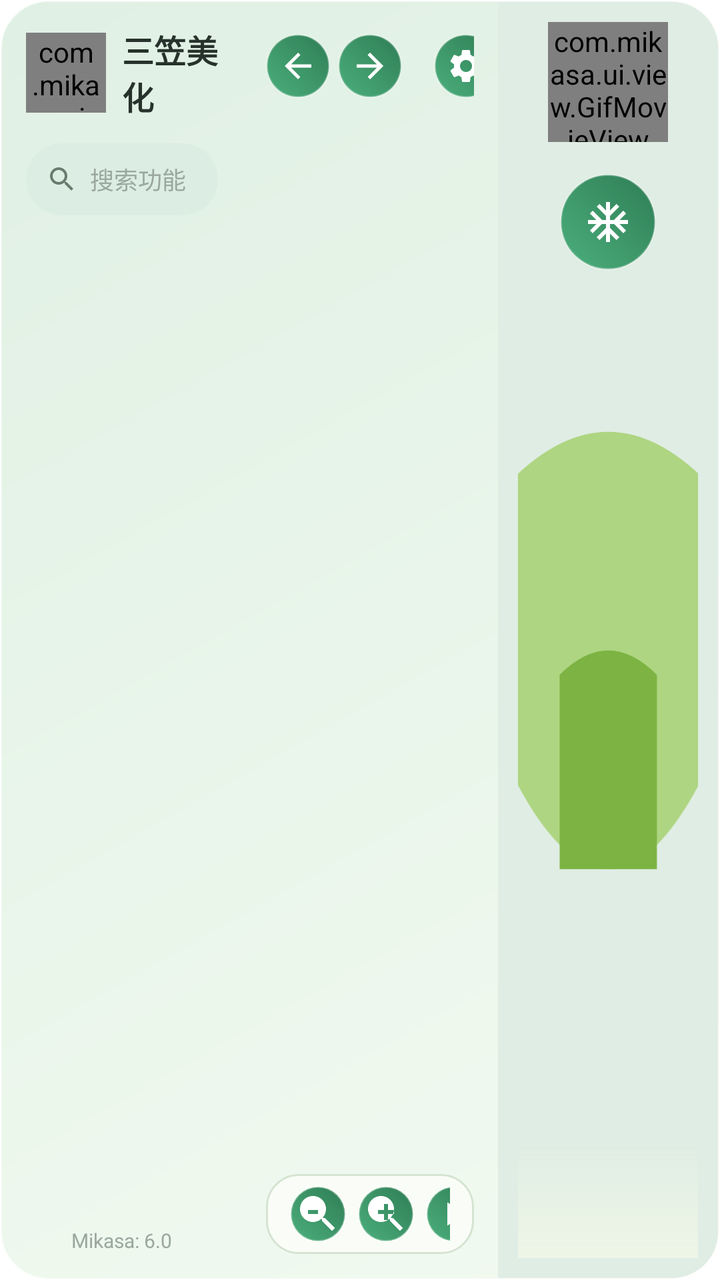
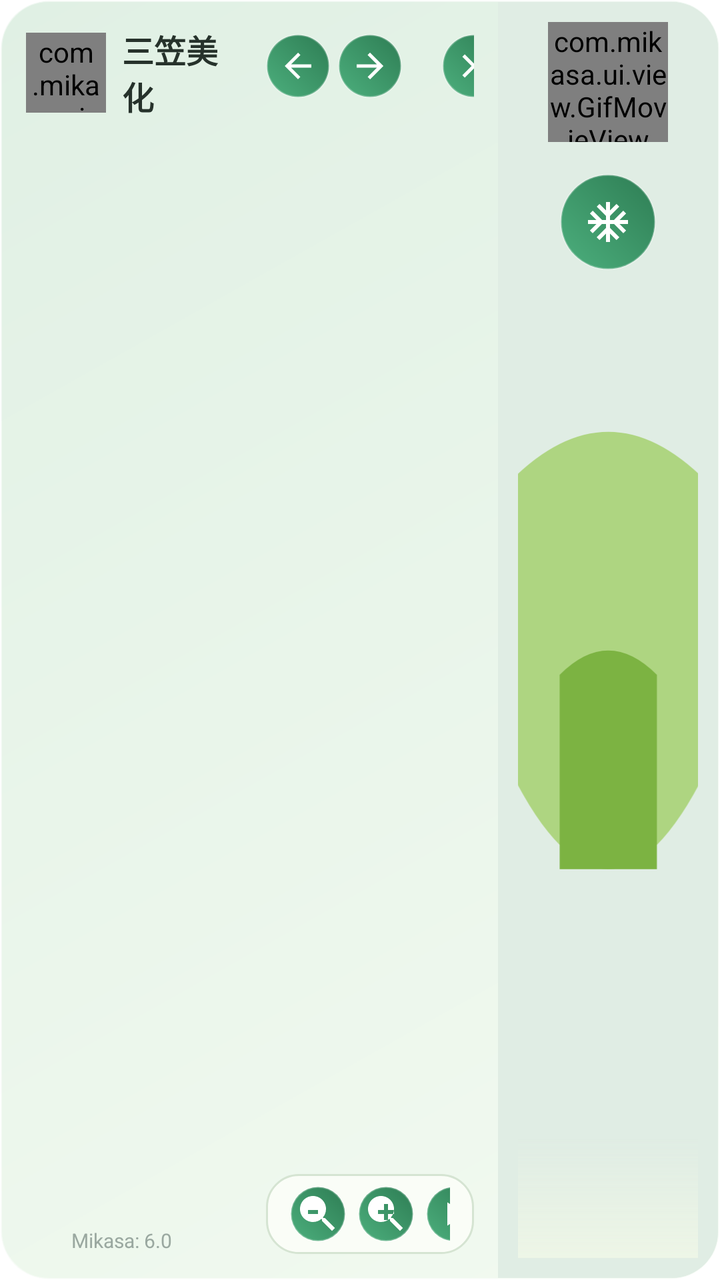

Compare the two renders of this Android layout. The source of the first and the diff that turns it into the second are given below.
<!-- AndroidManifest.xml: application theme Theme.MaterialComponents.DayNight.NoActionBar -->
<!-- res/layout/view_floating_panel.xml -->
<?xml version="1.0" encoding="utf-8"?>
<LinearLayout xmlns:android="http://schemas.android.com/apk/res/android"
    android:id="@+id/root_container"
    android:layout_width="700dp"
    android:layout_height="420dp"
    android:background="@drawable/bg_floating_window"
    android:clipToOutline="true"
    android:animateLayoutChanges="true"
    android:elevation="8dp"
    android:orientation="horizontal"
    android:padding="1dp">

    
    <LinearLayout
        android:layout_width="120dp"
        android:layout_height="match_parent"
        android:orientation="vertical"
        android:padding="12dp">

        
        <LinearLayout
            android:layout_width="match_parent"
            android:layout_height="wrap_content"
            android:gravity="center_vertical"
            android:orientation="horizontal">

            <com.mikasa.ui.view.CircleImageView
                android:id="@+id/iv_header_avatar"
                android:layout_width="40dp"
                android:layout_height="40dp"
                android:src="@drawable/ic_placeholder_character" />

            <TextView
                android:id="@+id/tv_title"
                android:layout_width="wrap_content"
                android:layout_height="wrap_content"
                android:layout_marginStart="8dp"
                android:text="@string/title"
                android:textColor="@color/text_primary"
                android:textSize="16sp"
                android:textStyle="bold" />
        </LinearLayout>

        
        <LinearLayout
            android:layout_width="match_parent"
            android:layout_height="36dp"
            android:layout_marginTop="12dp"
            android:background="@drawable/bg_search"
            android:gravity="center_vertical"
            android:orientation="horizontal"
            android:paddingHorizontal="10dp">

            <ImageView
                android:layout_width="16dp"
                android:layout_height="16dp"
                android:src="@drawable/ic_search" />

            <EditText
                android:id="@+id/et_search"
                android:layout_width="match_parent"
                android:layout_height="match_parent"
                android:layout_marginStart="6dp"
                android:background="@null"
                android:hint="@string/search_hint"
                android:textColor="@color/text_primary"
                android:textColorHint="@color/text_light"
                android:textSize="12sp" />
        </LinearLayout>

        
        <androidx.recyclerview.widget.RecyclerView
            android:id="@+id/rv_nav"
            android:layout_width="match_parent"
            android:layout_height="0dp"
            android:layout_marginTop="12dp"
            android:layout_weight="1"
            android:overScrollMode="never" />

        
        <TextView
            android:id="@+id/tv_version"
            android:layout_width="wrap_content"
            android:layout_height="wrap_content"
            android:layout_gravity="center_horizontal"
            android:layout_marginTop="8dp"
            android:text="@string/version"
            android:textColor="@color/text_light"
            android:textSize="10sp" />
    </LinearLayout>

    
    <LinearLayout
        android:layout_width="0dp"
        android:layout_height="match_parent"
        android:layout_weight="1"
        android:orientation="vertical"
        android:padding="12dp">

        
        <LinearLayout
            android:id="@+id/tab_bar"
            android:layout_width="match_parent"
            android:layout_height="40dp"
            android:gravity="center_vertical"
            android:orientation="horizontal">

            <ImageButton
                android:id="@+id/btn_back"
                android:layout_width="32dp"
                android:layout_height="32dp"
                android:background="@drawable/bg_fab"
                android:src="@drawable/ic_arrow_left" />

            <ImageButton
                android:id="@+id/btn_forward"
                android:layout_width="32dp"
                android:layout_height="32dp"
                android:layout_marginStart="4dp"
                android:background="@drawable/bg_fab"
                android:src="@drawable/ic_arrow_right" />

            <HorizontalScrollView
                android:layout_width="0dp"
                android:layout_height="match_parent"
                android:layout_marginHorizontal="8dp"
                android:layout_weight="1"
                android:overScrollMode="never"
                android:scrollbars="none">

                <LinearLayout
                    android:id="@+id/tab_container"
                    android:layout_width="wrap_content"
                    android:layout_height="match_parent"
                    android:gravity="center_vertical"
                    android:orientation="horizontal" />
            </HorizontalScrollView>

            <ImageButton
                android:id="@+id/btn_settings"
                android:layout_width="32dp"
                android:layout_height="32dp"
                android:background="@drawable/bg_fab"
                android:src="@drawable/ic_settings" />

            <ImageButton
                android:id="@+id/btn_close"
                android:layout_width="32dp"
                android:layout_height="32dp"
                android:layout_marginStart="4dp"
                android:background="@drawable/bg_fab"
                android:src="@drawable/ic_close" />
        </LinearLayout>

        
        <androidx.viewpager2.widget.ViewPager2
            android:id="@+id/vp_content"
            android:layout_width="match_parent"
            android:layout_height="0dp"
            android:layout_marginTop="12dp"
            android:layout_weight="1"
            android:overScrollMode="never" />

        
        <LinearLayout
            android:layout_width="match_parent"
            android:layout_height="40dp"
            android:layout_marginTop="8dp"
            android:background="@drawable/bg_function_item"
            android:gravity="center_vertical"
            android:orientation="horizontal"
            android:paddingHorizontal="12dp">

            <TextView
                android:id="@+id/tv_bottom_tip"
                android:layout_width="0dp"
                android:layout_height="wrap_content"
                android:layout_weight="1"
                android:text="← 左右滑动切换 →"
                android:textColor="@color/text_secondary"
                android:textSize="11sp" />

            <ImageButton
                android:id="@+id/btn_zoom_out"
                android:layout_width="28dp"
                android:layout_height="28dp"
                android:layout_marginEnd="6dp"
                android:background="@drawable/bg_fab"
                android:contentDescription="缩小"
                android:src="@drawable/ic_zoom_out"
                android:tint="@color/white" />

            <ImageButton
                android:id="@+id/btn_zoom_in"
                android:layout_width="28dp"
                android:layout_height="28dp"
                android:background="@drawable/bg_fab"
                android:contentDescription="放大"
                android:src="@drawable/ic_zoom_in"
                android:tint="@color/white" />

            <ImageButton
                android:id="@+id/btn_selector"
                android:layout_width="28dp"
                android:layout_height="28dp"
                android:layout_marginStart="6dp"
                android:background="@drawable/bg_fab"
                android:src="@drawable/ic_fab_play"
                android:tint="@color/white" />
        </LinearLayout>
    </LinearLayout>

    
    <FrameLayout
        android:id="@+id/illust_area"
        android:layout_width="110dp"
        android:layout_height="match_parent"
        android:background="@drawable/bg_illust_area"
        android:padding="10dp">

        <com.mikasa.ui.view.GifMovieView
            android:id="@+id/iv_illust_avatar"
            android:layout_width="60dp"
            android:layout_height="60dp"
            android:layout_gravity="center_horizontal" />

        <ImageButton
            android:id="@+id/btn_fab"
            android:layout_width="48dp"
            android:layout_height="48dp"
            android:layout_gravity="center_horizontal"
            android:layout_marginTop="76dp"
            android:background="@drawable/bg_fab"
            android:contentDescription="清除冻结"
            android:src="@drawable/ic_clear_freeze" />

        <FrameLayout
            android:layout_width="match_parent"
            android:layout_height="match_parent"
            android:layout_marginTop="132dp">

            <ImageView
                android:id="@+id/iv_character"
                android:layout_width="match_parent"
                android:layout_height="match_parent"
                android:adjustViewBounds="true"
                android:scaleType="centerCrop"
                android:src="@drawable/ic_placeholder_character" />

            <View
                android:layout_width="match_parent"
                android:layout_height="60dp"
                android:layout_gravity="bottom"
                android:background="@drawable/bg_gradient_overlay" />
        </FrameLayout>
    </FrameLayout>
</LinearLayout>
<!-- resources referenced by this layout -->
<resources>
  <color name="text_light">#9AA8A0</color>
  <color name="text_primary">#26322B</color>
  <color name="text_secondary">#6B7A6F</color>
  <color name="white">#FFFFFF</color>
  <!-- drawable bg_function_item (drawable) -->
  <?xml version="1.0" encoding="utf-8"?>
  <shape xmlns:android="http://schemas.android.com/apk/res/android"
      android:shape="rectangle">
      <solid android:color="@color/bg_card" />
      <corners android:radius="16dp" />
      <stroke
          android:width="1dp"
          android:color="@color/border_light" />
  </shape>
  <!-- drawable bg_gradient_overlay (drawable) -->
  <?xml version="1.0" encoding="utf-8"?>
  <shape xmlns:android="http://schemas.android.com/apk/res/android"
      android:shape="rectangle">
      <gradient
          android:angle="270"
          android:startColor="#00EDF5E6"
          android:endColor="#EDF5E6"
          android:type="linear" />
  </shape>
  <!-- drawable bg_search (drawable) -->
  <?xml version="1.0" encoding="utf-8"?>
  <shape xmlns:android="http://schemas.android.com/apk/res/android"
      android:shape="rectangle">
      <solid android:color="#DCEDE3" />
      <corners android:radius="18dp" />
  </shape>
  <!-- drawable ic_arrow_right (drawable) -->
  <?xml version="1.0" encoding="utf-8"?>
  <vector xmlns:android="http://schemas.android.com/apk/res/android"
      android:width="20dp" android:height="20dp"
      android:viewportWidth="24" android:viewportHeight="24">
      <path android:fillColor="#FFFFFF" android:pathData="M12,4l-1.41,1.41L16.17,11H4v2h12.17l-5.58,5.59L12,20l8,-8z" />
  </vector>
  <!-- drawable ic_fab_play (drawable) -->
  <?xml version="1.0" encoding="utf-8"?>
  <vector xmlns:android="http://schemas.android.com/apk/res/android"
      android:width="20dp" android:height="20dp"
      android:viewportWidth="24" android:viewportHeight="24">
      <path android:fillColor="#FFFFFF" android:pathData="M8,5v14l11,-7z" />
  </vector>
  <!-- drawable ic_search (drawable) -->
  <?xml version="1.0" encoding="utf-8"?>
  <vector xmlns:android="http://schemas.android.com/apk/res/android"
      android:width="20dp" android:height="20dp"
      android:viewportWidth="24" android:viewportHeight="24">
      <path android:fillColor="#6B7A6F" android:pathData="M15.5,14h-0.79l-0.28,-0.27C15.41,12.59 16,11.11 16,9.5 16,5.91 13.09,3 9.5,3S3,5.91 3,9.5 5.91,16 9.5,16c1.61,0 3.09,-0.59 4.23,-1.57l0.27,0.28v0.79l5,4.99L20.49,19l-4.99,-5zM9.5,14C7.01,14 5,11.99 5,9.5S7.01,5 9.5,5 14,7.01 14,9.5 11.99,14 9.5,14z" />
  </vector>
  <!-- drawable ic_settings (drawable) -->
  <?xml version="1.0" encoding="utf-8"?>
  <vector xmlns:android="http://schemas.android.com/apk/res/android"
      android:width="20dp" android:height="20dp"
      android:viewportWidth="24" android:viewportHeight="24">
      <path android:fillColor="#FFFFFF" android:pathData="M19.14,12.94c0.04,-0.3 0.06,-0.61 0.06,-0.94c0,-0.32 -0.02,-0.64 -0.07,-0.94l2.03,-1.58c0.18,-0.14 0.23,-0.41 0.12,-0.61l-1.92,-3.32c-0.12,-0.22 -0.37,-0.29 -0.59,-0.22l-2.39,0.96c-0.5,-0.38 -1.03,-0.7 -1.62,-0.94L14.4,2.81c-0.04,-0.24 -0.24,-0.41 -0.48,-0.41h-3.84c-0.24,0 -0.43,0.17 -0.47,0.41L9.25,5.35C8.66,5.59 8.12,5.92 7.63,6.29L5.24,5.33c-0.22,-0.08 -0.47,0 -0.59,0.22L2.74,8.87C2.62,9.08 2.66,9.34 2.86,9.49l2.03,1.58C4.84,11.36 4.8,11.69 4.8,12s0.02,0.64 0.07,0.94l-2.03,1.58c-0.18,0.14 -0.23,0.41 -0.12,0.61l1.92,3.32c0.12,0.22 0.37,0.29 0.59,0.22l2.39,-0.96c0.5,0.38 1.03,0.7 1.62,0.94l0.36,2.54c0.05,0.24 0.24,0.41 0.48,0.41h3.84c0.24,0 0.44,-0.17 0.47,-0.41l0.36,-2.54c0.59,-0.24 1.13,-0.56 1.62,-0.94l2.39,0.96c0.22,0.08 0.47,0 0.59,-0.22l1.92,-3.32c0.12,-0.22 0.07,-0.47 -0.12,-0.61L19.14,12.94zM12,15.6c-1.98,0 -3.6,-1.62 -3.6,-3.6s1.62,-3.6 3.6,-3.6s3.6,1.62 3.6,3.6S13.98,15.6 12,15.6z" />
  </vector>
  <string name="search_hint">搜索功能</string>
  <string name="title">三笠美化</string>
  <string name="version">Mikasa: 6.0</string>
  <color name="primary_dark">#2E7D54</color>
  <color name="primary">#4CAF7D</color>
  <color name="bg_card">#FAFDF7</color>
  <color name="border_light">#D5E4D2</color>
  <!-- unchanged entries left out for length: 9 -->
</resources>

<!-- the commit's change to res/layout/view_floating_panel.xml (unified diff, before → after) -->
@@ -42,33 +42,6 @@
         </LinearLayout>
 
         
-        <LinearLayout
-            android:layout_width="match_parent"
-            android:layout_height="36dp"
-            android:layout_marginTop="12dp"
-            android:background="@drawable/bg_search"
-            android:gravity="center_vertical"
-            android:orientation="horizontal"
-            android:paddingHorizontal="10dp">
-
-            <ImageView
-                android:layout_width="16dp"
-                android:layout_height="16dp"
-                android:src="@drawable/ic_search" />
-
-            <EditText
-                android:id="@+id/et_search"
-                android:layout_width="match_parent"
-                android:layout_height="match_parent"
-                android:layout_marginStart="6dp"
-                android:background="@null"
-                android:hint="@string/search_hint"
-                android:textColor="@color/text_primary"
-                android:textColorHint="@color/text_light"
-                android:textSize="12sp" />
-        </LinearLayout>
-
-        
         <androidx.recyclerview.widget.RecyclerView
             android:id="@+id/rv_nav"
             android:layout_width="match_parent"
@@ -137,13 +110,6 @@
             </HorizontalScrollView>
 
             <ImageButton
-                android:id="@+id/btn_settings"
-                android:layout_width="32dp"
-                android:layout_height="32dp"
-                android:background="@drawable/bg_fab"
-                android:src="@drawable/ic_settings" />
-
-            <ImageButton
                 android:id="@+id/btn_close"
                 android:layout_width="32dp"
                 android:layout_height="32dp"
<!-- resource entries referenced after the edit -->
@@ -24,13 +24,6 @@
           android:endColor="#EDF5E6"
           android:type="linear" />
   </shape>
-  <!-- drawable bg_search (drawable) -->
-  <?xml version="1.0" encoding="utf-8"?>
-  <shape xmlns:android="http://schemas.android.com/apk/res/android"
-      android:shape="rectangle">
-      <solid android:color="#DCEDE3" />
-      <corners android:radius="18dp" />
-  </shape>
   <!-- drawable ic_arrow_right (drawable) -->
   <?xml version="1.0" encoding="utf-8"?>
   <vector xmlns:android="http://schemas.android.com/apk/res/android"
@@ -45,21 +38,6 @@
       android:viewportWidth="24" android:viewportHeight="24">
       <path android:fillColor="#FFFFFF" android:pathData="M8,5v14l11,-7z" />
   </vector>
-  <!-- drawable ic_search (drawable) -->
-  <?xml version="1.0" encoding="utf-8"?>
-  <vector xmlns:android="http://schemas.android.com/apk/res/android"
-      android:width="20dp" android:height="20dp"
-      android:viewportWidth="24" android:viewportHeight="24">
-      <path android:fillColor="#6B7A6F" android:pathData="M15.5,14h-0.79l-0.28,-0.27C15.41,12.59 16,11.11 16,9.5 16,5.91 13.09,3 9.5,3S3,5.91 3,9.5 5.91,16 9.5,16c1.61,0 3.09,-0.59 4.23,-1.57l0.27,0.28v0.79l5,4.99L20.49,19l-4.99,-5zM9.5,14C7.01,14 5,11.99 5,9.5S7.01,5 9.5,5 14,7.01 14,9.5 11.99,14 9.5,14z" />
-  </vector>
-  <!-- drawable ic_settings (drawable) -->
-  <?xml version="1.0" encoding="utf-8"?>
-  <vector xmlns:android="http://schemas.android.com/apk/res/android"
-      android:width="20dp" android:height="20dp"
-      android:viewportWidth="24" android:viewportHeight="24">
-      <path android:fillColor="#FFFFFF" android:pathData="M19.14,12.94c0.04,-0.3 0.06,-0.61 0.06,-0.94c0,-0.32 -0.02,-0.64 -0.07,-0.94l2.03,-1.58c0.18,-0.14 0.23,-0.41 0.12,-0.61l-1.92,-3.32c-0.12,-0.22 -0.37,-0.29 -0.59,-0.22l-2.39,0.96c-0.5,-0.38 -1.03,-0.7 -1.62,-0.94L14.4,2.81c-0.04,-0.24 -0.24,-0.41 -0.48,-0.41h-3.84c-0.24,0 -0.43,0.17 -0.47,0.41L9.25,5.35C8.66,5.59 8.12,5.92 7.63,6.29L5.24,5.33c-0.22,-0.08 -0.47,0 -0.59,0.22L2.74,8.87C2.62,9.08 2.66,9.34 2.86,9.49l2.03,1.58C4.84,11.36 4.8,11.69 4.8,12s0.02,0.64 0.07,0.94l-2.03,1.58c-0.18,0.14 -0.23,0.41 -0.12,0.61l1.92,3.32c0.12,0.22 0.37,0.29 0.59,0.22l2.39,-0.96c0.5,0.38 1.03,0.7 1.62,0.94l0.36,2.54c0.05,0.24 0.24,0.41 0.48,0.41h3.84c0.24,0 0.44,-0.17 0.47,-0.41l0.36,-2.54c0.59,-0.24 1.13,-0.56 1.62,-0.94l2.39,0.96c0.22,0.08 0.47,0 0.59,-0.22l1.92,-3.32c0.12,-0.22 0.07,-0.47 -0.12,-0.61L19.14,12.94zM12,15.6c-1.98,0 -3.6,-1.62 -3.6,-3.6s1.62,-3.6 3.6,-3.6s3.6,1.62 3.6,3.6S13.98,15.6 12,15.6z" />
-  </vector>
-  <string name="search_hint">搜索功能</string>
   <string name="title">三笠美化</string>
   <string name="version">Mikasa: 6.0</string>
   <color name="primary_dark">#2E7D54</color>
